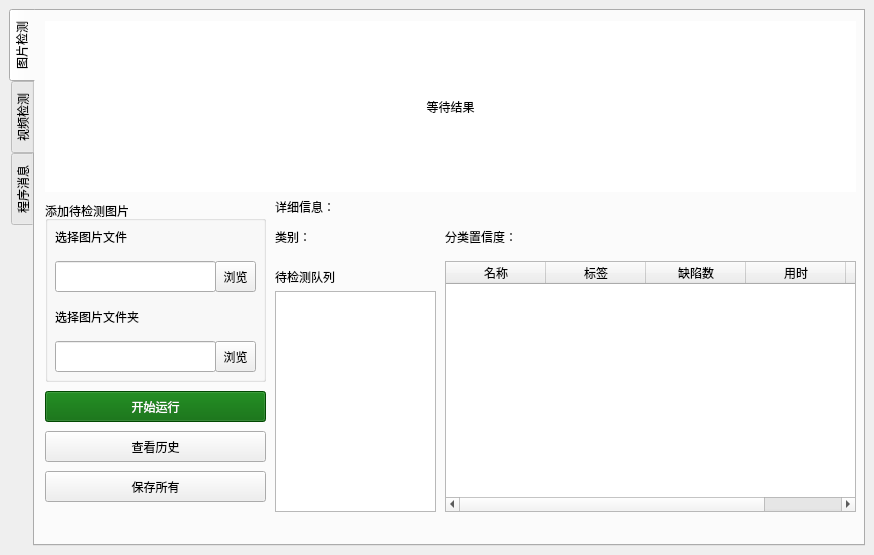
HolmesAmzish/SDDMES, file view/main.ui: the form before one commit.
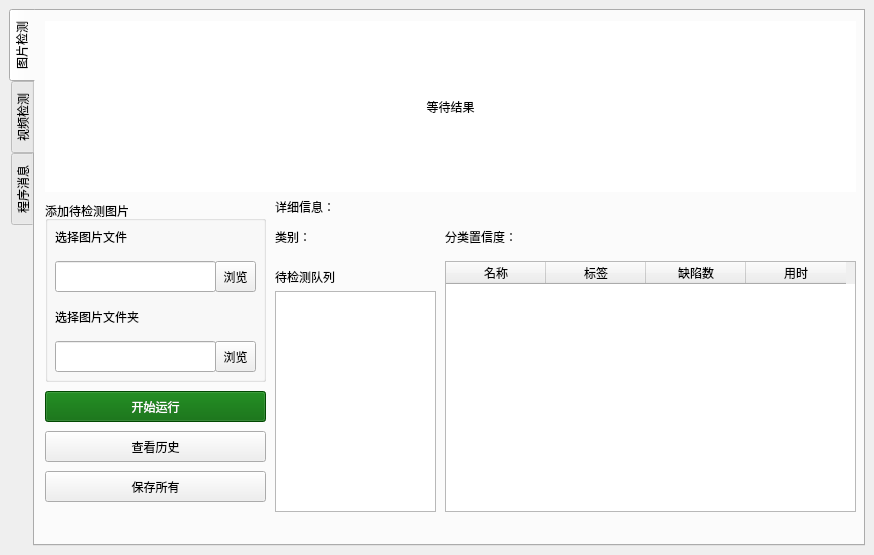
The form after the commit.

The edit to the form file:
```diff
--- a/view/main.ui
+++ b/view/main.ui
@@ -74,6 +74,9 @@
           <height>251</height>
          </rect>
         </property>
+        <property name="styleSheet">
+         <string notr="true"/>
+        </property>
         <column>
          <property name="text">
           <string>名称</string>
@@ -94,11 +97,6 @@
           <string>用时</string>
          </property>
         </column>
-        <column>
-         <property name="text">
-          <string/>
-         </property>
-        </column>
        </widget>
        <widget class="QLabel" name="label">
         <property name="geometry">
```
